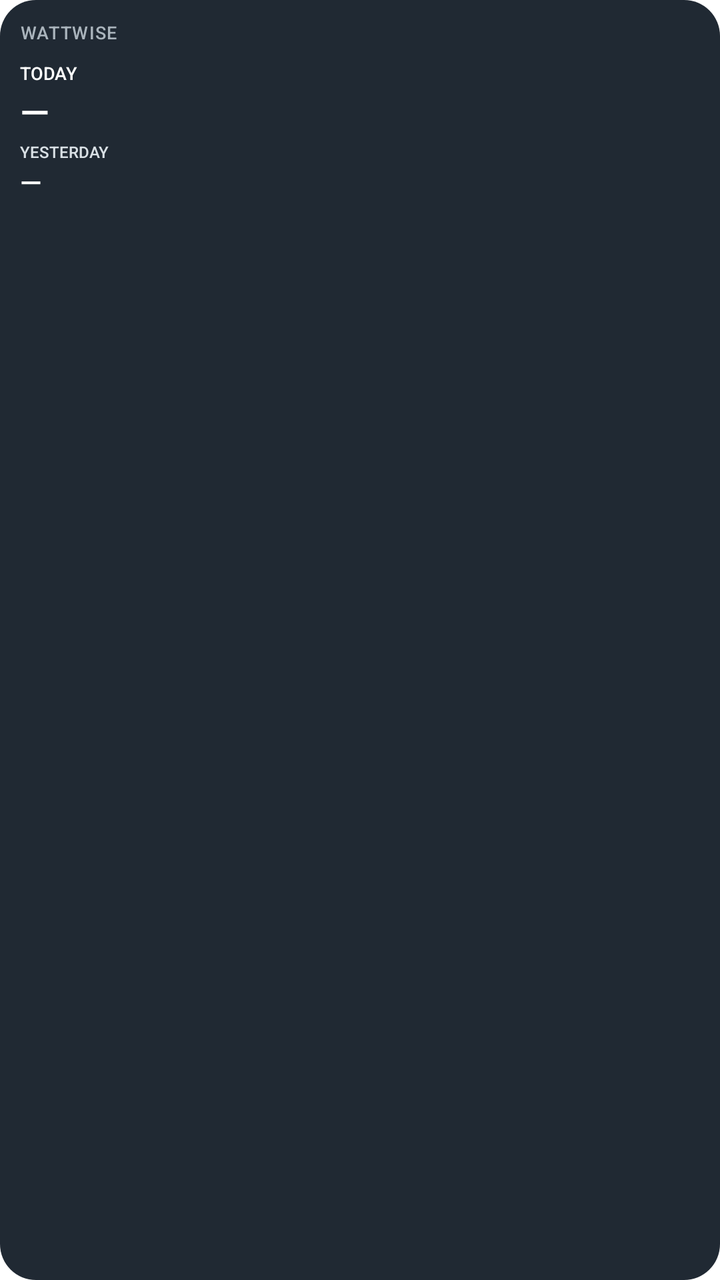
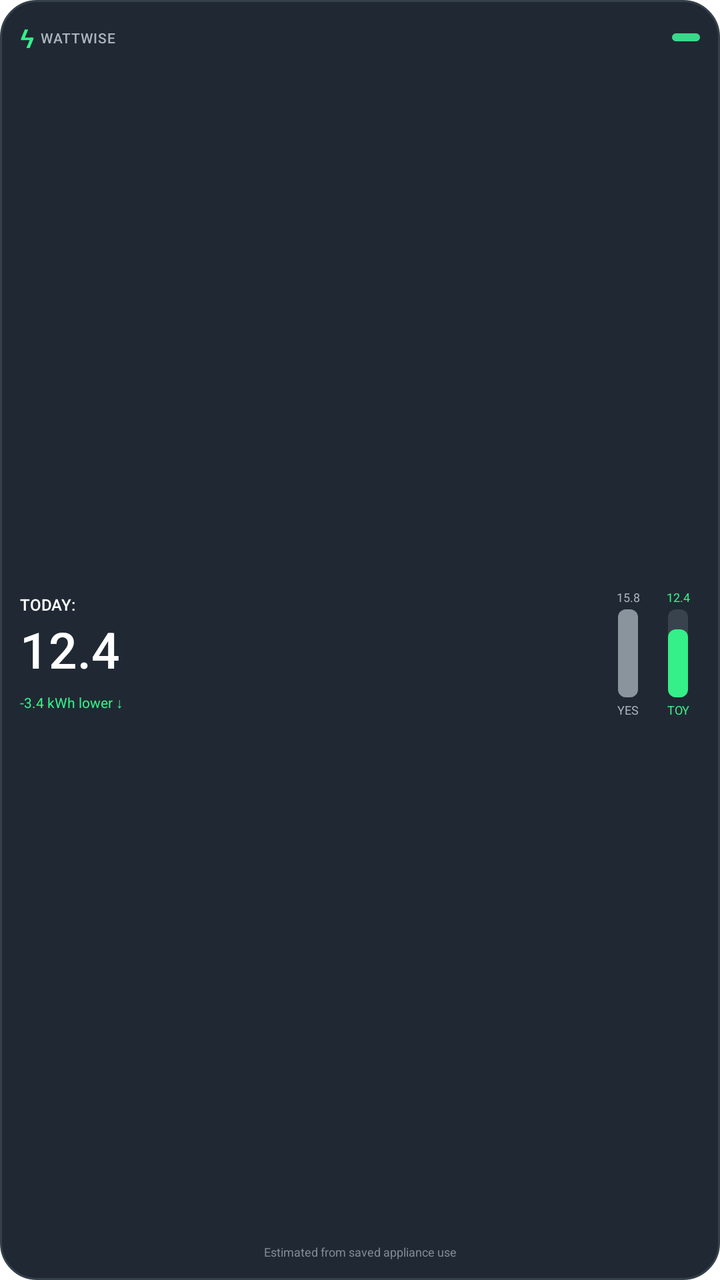

Before-and-after screenshots of an Android layout around one commit, followed by the original layout XML and the change that was made.
<!-- AndroidManifest.xml: fallback theme Theme.MaterialComponents.DayNight.NoActionBar -->
<!-- res/layout/wattwise_widget_small.xml -->
<?xml version="1.0" encoding="utf-8"?>
<LinearLayout xmlns:android="http://schemas.android.com/apk/res/android"
    android:id="@+id/widget_root"
    android:layout_width="match_parent"
    android:layout_height="match_parent"
    android:background="@drawable/wattwise_widget_background"
    android:orientation="vertical"
    android:padding="10dp">

    <TextView
        android:layout_width="match_parent"
        android:layout_height="wrap_content"
        android:fontFamily="sans-serif-medium"
        android:letterSpacing="0.05"
        android:text="WATTWISE"
        android:textColor="#AAB4BC"
        android:textSize="9sp" />

    <TextView
        android:id="@+id/widget_today_status"
        android:layout_width="match_parent"
        android:layout_height="wrap_content"
        android:layout_marginTop="8dp"
        android:fontFamily="sans-serif-medium"
        android:text="TODAY"
        android:textColor="#FFFFFF"
        android:textSize="9sp" />

    <TextView
        android:id="@+id/widget_today_total"
        android:layout_width="match_parent"
        android:layout_height="wrap_content"
        android:fontFamily="sans-serif-medium"
        android:maxLines="1"
        android:text="—"
        android:textColor="#FFFFFF"
        android:textSize="19sp" />

    <TextView
        android:id="@+id/widget_yesterday_status"
        android:layout_width="match_parent"
        android:layout_height="wrap_content"
        android:layout_marginTop="2dp"
        android:fontFamily="sans-serif-medium"
        android:text="YESTERDAY"
        android:textColor="#D9E0E5"
        android:textSize="8sp" />

    <TextView
        android:id="@+id/widget_yesterday_total"
        android:layout_width="match_parent"
        android:layout_height="wrap_content"
        android:fontFamily="sans-serif-medium"
        android:maxLines="1"
        android:text="—"
        android:textColor="#FFFFFF"
        android:textSize="14sp" />
</LinearLayout>
<!-- resources referenced by this layout -->
<resources>
  <!-- drawable wattwise_widget_background (drawable) -->
  <?xml version="1.0" encoding="utf-8"?>
  <shape xmlns:android="http://schemas.android.com/apk/res/android"
      android:shape="rectangle">
      <solid android:color="#202933" />
      <corners android:radius="18dp" />
  </shape>
</resources>

<!-- the commit's change to res/layout/wattwise_widget_small.xml (unified diff, before → after) -->
@@ -7,52 +7,177 @@
     android:orientation="vertical"
     android:padding="10dp">
 
-    <TextView
+    <LinearLayout
         android:layout_width="match_parent"
         android:layout_height="wrap_content"
-        android:fontFamily="sans-serif-medium"
-        android:letterSpacing="0.05"
-        android:text="WATTWISE"
-        android:textColor="#AAB4BC"
-        android:textSize="9sp" />
+        android:gravity="center_vertical"
+        android:orientation="horizontal">
+
+        <TextView
+            android:layout_width="wrap_content"
+            android:layout_height="wrap_content"
+            android:fontFamily="sans-serif-medium"
+            android:text="ϟ"
+            android:textColor="#35EF88"
+            android:textSize="13sp" />
+
+        <TextView
+            android:layout_width="0dp"
+            android:layout_height="wrap_content"
+            android:layout_marginStart="3dp"
+            android:layout_weight="1"
+            android:fontFamily="sans-serif-medium"
+            android:letterSpacing="0.04"
+            android:text="WATTWISE"
+            android:textColor="#AAB4BC"
+            android:textSize="7sp" />
+
+        <TextView
+            android:layout_width="14dp"
+            android:layout_height="4dp"
+            android:background="@drawable/wattwise_widget_indicator" />
+    </LinearLayout>
+
+    <LinearLayout
+        android:layout_width="match_parent"
+        android:layout_height="0dp"
+        android:layout_marginTop="4dp"
+        android:layout_weight="1"
+        android:gravity="center_vertical"
+        android:orientation="horizontal">
+
+        <LinearLayout
+            android:layout_width="0dp"
+            android:layout_height="wrap_content"
+            android:layout_weight="1"
+            android:orientation="vertical">
+
+            <TextView
+                android:layout_width="match_parent"
+                android:layout_height="wrap_content"
+                android:fontFamily="sans-serif-medium"
+                android:text="TODAY:"
+                android:textColor="#FFFFFF"
+                android:textSize="8sp" />
+
+            <TextView
+                android:id="@+id/widget_today_value"
+                android:layout_width="match_parent"
+                android:layout_height="wrap_content"
+                android:fontFamily="sans-serif-medium"
+                android:maxLines="1"
+                android:text="12.4"
+                android:textColor="#FFFFFF"
+                android:textSize="25sp" />
+
+            <TextView
+                android:id="@+id/widget_difference"
+                android:layout_width="match_parent"
+                android:layout_height="wrap_content"
+                android:layout_marginTop="5dp"
+                android:maxLines="2"
+                android:text="-3.4 kWh lower ↓"
+                android:textColor="#35EF88"
+                android:textSize="7sp" />
+        </LinearLayout>
+
+        <LinearLayout
+            android:layout_width="wrap_content"
+            android:layout_height="wrap_content"
+            android:layout_marginStart="4dp"
+            android:gravity="bottom|center_horizontal"
+            android:orientation="horizontal">
+
+            <LinearLayout
+                android:layout_width="22dp"
+                android:layout_height="wrap_content"
+                android:gravity="center_horizontal"
+                android:orientation="vertical">
+
+                <TextView
+                    android:id="@+id/widget_yesterday_footer"
+                    android:layout_width="match_parent"
+                    android:layout_height="wrap_content"
+                    android:gravity="center"
+                    android:maxLines="1"
+                    android:text="15.8"
+                    android:textColor="#AAB4BC"
+                    android:textSize="6sp" />
+
+                <FrameLayout
+                    android:layout_width="10dp"
+                    android:layout_height="44dp"
+                    android:layout_marginTop="2dp"
+                    android:background="@drawable/wattwise_widget_progress_track">
+
+                    <TextView
+                        android:id="@+id/widget_yesterday_bar_fill"
+                        android:layout_width="match_parent"
+                        android:layout_height="44dp"
+                        android:layout_gravity="bottom"
+                        android:background="@drawable/wattwise_widget_bar_yesterday" />
+                </FrameLayout>
+
+                <TextView
+                    android:layout_width="match_parent"
+                    android:layout_height="wrap_content"
+                    android:layout_marginTop="2dp"
+                    android:gravity="center"
+                    android:text="YES"
+                    android:textColor="#AAB4BC"
+                    android:textSize="6sp" />
+            </LinearLayout>
+
+            <LinearLayout
+                android:layout_width="22dp"
+                android:layout_height="wrap_content"
+                android:layout_marginStart="3dp"
+                android:gravity="center_horizontal"
+                android:orientation="vertical">
+
+                <TextView
+                    android:id="@+id/widget_today_footer"
+                    android:layout_width="match_parent"
+                    android:layout_height="wrap_content"
+                    android:gravity="center"
+                    android:maxLines="1"
+                    android:text="12.4"
+                    android:textColor="#35EF88"
+                    android:textSize="6sp" />
+
+                <FrameLayout
+                    android:layout_width="10dp"
+                    android:layout_height="44dp"
+                    android:layout_marginTop="2dp"
+                    android:background="@drawable/wattwise_widget_progress_track">
+
+                    <TextView
+                        android:id="@+id/widget_today_bar_fill"
+                        android:layout_width="match_parent"
+                        android:layout_height="34dp"
+                        android:layout_gravity="bottom"
+                        android:background="@drawable/wattwise_widget_bar_today" />
+                </FrameLayout>
+
+                <TextView
+                    android:layout_width="match_parent"
+                    android:layout_height="wrap_content"
+                    android:layout_marginTop="2dp"
+                    android:gravity="center"
+                    android:text="TOY"
+                    android:textColor="#35EF88"
+                    android:textSize="6sp" />
+            </LinearLayout>
+        </LinearLayout>
+    </LinearLayout>
 
     <TextView
-        android:id="@+id/widget_today_status"
+        android:id="@+id/widget_usage_note"
         android:layout_width="match_parent"
         android:layout_height="wrap_content"
-        android:layout_marginTop="8dp"
-        android:fontFamily="sans-serif-medium"
-        android:text="TODAY"
-        android:textColor="#FFFFFF"
-        android:textSize="9sp" />
-
-    <TextView
-        android:id="@+id/widget_today_total"
-        android:layout_width="match_parent"
-        android:layout_height="wrap_content"
-        android:fontFamily="sans-serif-medium"
+        android:gravity="center"
         android:maxLines="1"
-        android:text="—"
-        android:textColor="#FFFFFF"
-        android:textSize="19sp" />
-
-    <TextView
-        android:id="@+id/widget_yesterday_status"
-        android:layout_width="match_parent"
-        android:layout_height="wrap_content"
-        android:layout_marginTop="2dp"
-        android:fontFamily="sans-serif-medium"
-        android:text="YESTERDAY"
-        android:textColor="#D9E0E5"
-        android:textSize="8sp" />
-
-    <TextView
-        android:id="@+id/widget_yesterday_total"
-        android:layout_width="match_parent"
-        android:layout_height="wrap_content"
-        android:fontFamily="sans-serif-medium"
-        android:maxLines="1"
-        android:text="—"
-        android:textColor="#FFFFFF"
-        android:textSize="14sp" />
+        android:text="Estimated from saved appliance use"
+        android:textColor="#7F8A93"
+        android:textSize="6sp" />
 </LinearLayout>
<!-- resource entries referenced after the edit -->
@@ -5,7 +5,32 @@
   <shape xmlns:android="http://schemas.android.com/apk/res/android"
       android:shape="rectangle">
       <solid android:color="#202933" />
+      <stroke android:width="1dp" android:color="#34414B" />
       <corners android:radius="18dp" />
+  </shape>
+  <!-- drawable wattwise_widget_bar_today (drawable) -->
+  <?xml version="1.0" encoding="utf-8"?>
+  <shape xmlns:android="http://schemas.android.com/apk/res/android" android:shape="rectangle">
+      <solid android:color="#35EF88" />
+      <corners android:radius="4dp" />
+  </shape>
+  <!-- drawable wattwise_widget_bar_yesterday (drawable) -->
+  <?xml version="1.0" encoding="utf-8"?>
+  <shape xmlns:android="http://schemas.android.com/apk/res/android" android:shape="rectangle">
+      <solid android:color="#89949D" />
+      <corners android:radius="4dp" />
+  </shape>
+  <!-- drawable wattwise_widget_indicator (drawable) -->
+  <?xml version="1.0" encoding="utf-8"?>
+  <shape xmlns:android="http://schemas.android.com/apk/res/android" android:shape="rectangle">
+      <solid android:color="#39D98A" />
+      <corners android:radius="4dp" />
+  </shape>
+  <!-- drawable wattwise_widget_progress_track (drawable) -->
+  <?xml version="1.0" encoding="utf-8"?>
+  <shape xmlns:android="http://schemas.android.com/apk/res/android" android:shape="rectangle">
+      <solid android:color="#39434D" />
+      <corners android:radius="4dp" />
   </shape>
 </resources>
 
